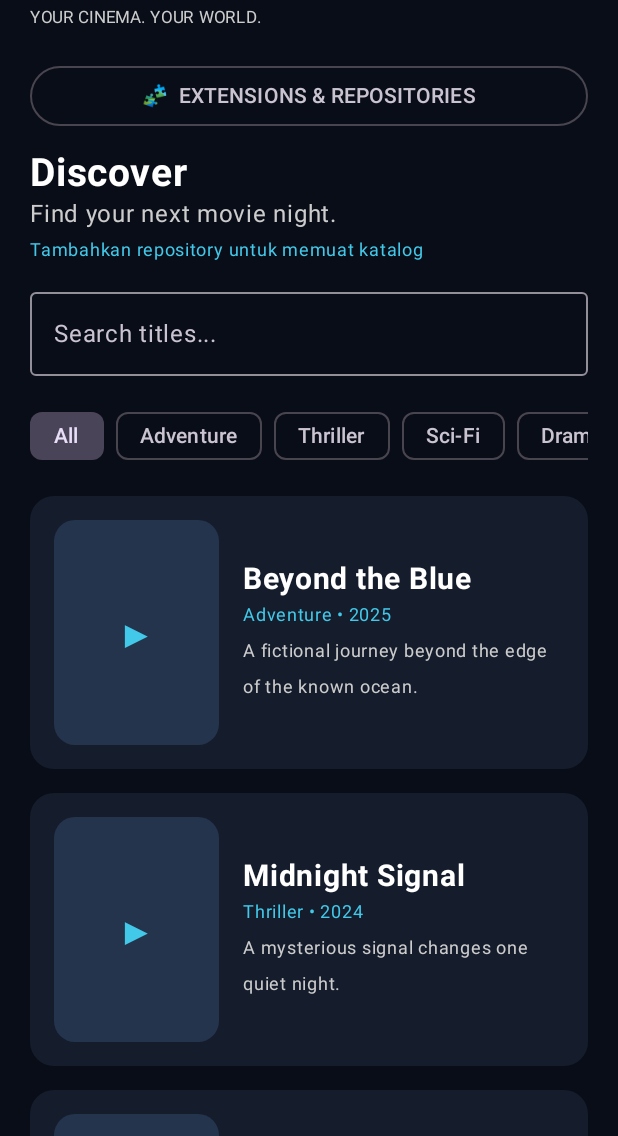
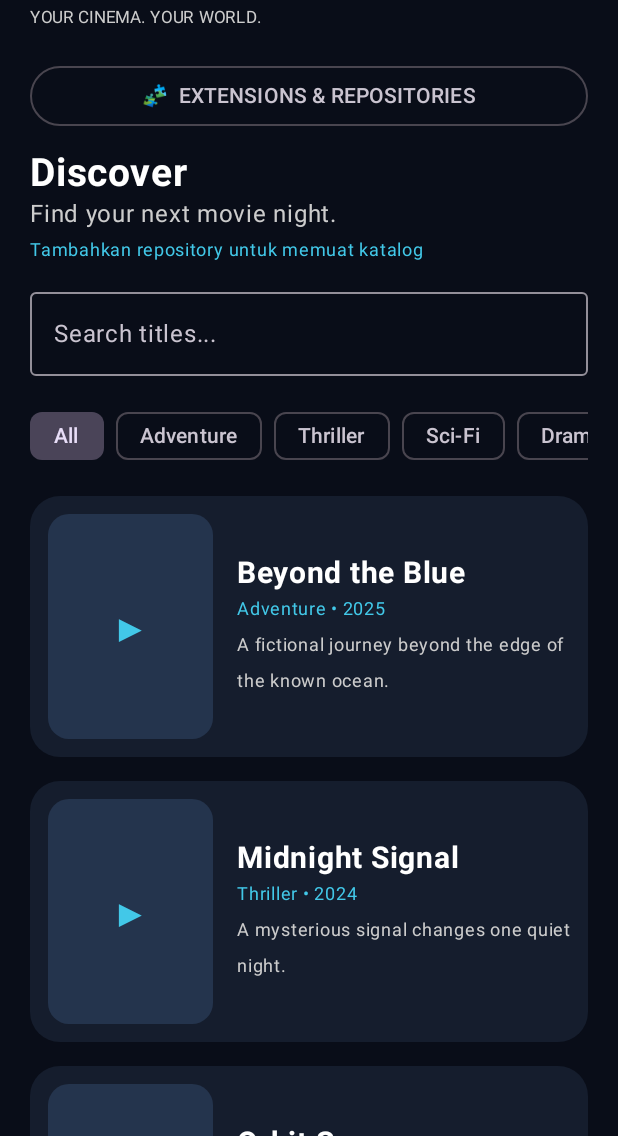
Before and after one commit to SalonTidakPas/MOVIXA, an Android app built with Jetpack Compose: the screen it shows after launch (MainActivity), on a phone screen of 412 x 824 dp, the part 100-1236 px from its top. Run offline under Robolectric (Android 15) with nearby library versions, the phone set to English and light mode, and no system bars.

Commit message:
Update MainActivity.kt

```diff
--- a/app/src/main/java/com/movixa/app/MainActivity.kt
+++ b/app/src/main/java/com/movixa/app/MainActivity.kt
@@ -20,6 +20,9 @@ import androidx.compose.foundation.rememberScrollState
 import androidx.compose.foundation.shape.RoundedCornerShape
 import androidx.compose.foundation.verticalScroll
 import androidx.compose.material3.*
+import androidx.compose.material.icons.Icons
+import androidx.compose.material.icons.filled.Favorite
+import androidx.compose.material.icons.filled.FavoriteBorder
 import androidx.compose.runtime.*
 import androidx.compose.ui.Alignment
 import androidx.compose.ui.Modifier
@@ -627,9 +630,9 @@ fun MovieCard(movie: Movie, onClick: () -> Unit) {
     Row(
         modifier = Modifier
             .fillMaxWidth()
-            .background(Panel, RoundedCornerShape(16.dp))
+            .background(Panel, RoundedCornerShape(20.dp))
             .clickable { onClick() }
-            .padding(16.dp),
+            .padding(12.dp),
         verticalAlignment = Alignment.CenterVertically
     ) {
         PosterImage(
@@ -656,7 +659,7 @@ fun MovieCard(movie: Movie, onClick: () -> Unit) {
                 movie.description,
                 color = Color.LightGray,
                 fontSize = 12.sp,
-                maxLines = 2
+                maxLines = 3
             )
         }
     }
```
